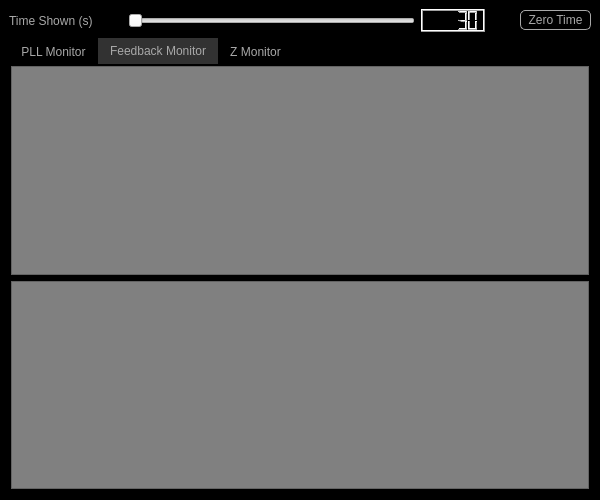
Before: the Qt Designer form Scanner GUI/ApproachMonitor/ApproachMonitor.ui in afylab/nanoSQUID-Scanning-Software, drawn with Qt 5.
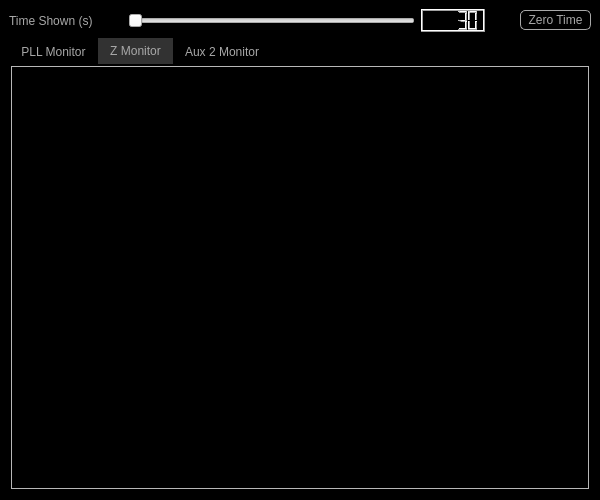
After: the same form once the commit is applied. The open tabs and pages were chosen to show the change. Icons and pictures are not drawn.

```diff
--- a/Scanner GUI/ApproachMonitor/ApproachMonitor.ui
+++ b/Scanner GUI/ApproachMonitor/ApproachMonitor.ui
@@ -197,29 +197,14 @@
       </widget>
       <widget class="QWidget" name="tab_2">
        <attribute name="title">
-        <string>Feedback Monitor</string>
+        <string>Z Monitor</string>
        </attribute>
        <layout class="QVBoxLayout" name="verticalLayout_2">
         <property name="margin">
          <number>2</number>
         </property>
         <item>
-         <widget class="QFrame" name="dcPlaceholder">
-          <property name="styleSheet">
-           <string notr="true">#dcPlaceholder{
-background: grey
-}</string>
-          </property>
-          <property name="frameShape">
-           <enum>QFrame::StyledPanel</enum>
-          </property>
-          <property name="frameShadow">
-           <enum>QFrame::Raised</enum>
-          </property>
-         </widget>
-        </item>
-        <item>
-         <widget class="QFrame" name="acPlaceholder">
+         <widget class="QFrame" name="zPlaceholder">
           <property name="styleSheet">
            <string notr="true">#acPlaceholder{
 background: grey
@@ -237,14 +222,14 @@
       </widget>
       <widget class="QWidget" name="tab_3">
        <attribute name="title">
-        <string>Z Monitor</string>
+        <string>Aux 2 Monitor</string>
        </attribute>
        <layout class="QGridLayout" name="gridLayout_2">
         <property name="margin">
          <number>2</number>
         </property>
         <item row="0" column="0">
-         <widget class="QFrame" name="zPlaceholder">
+         <widget class="QFrame" name="aux2Placeholder">
           <property name="styleSheet">
            <string notr="true">#zPlaceholder{
 background: grey
```
Left out of the diff: 33 changed lines with no effect on the pictures.
